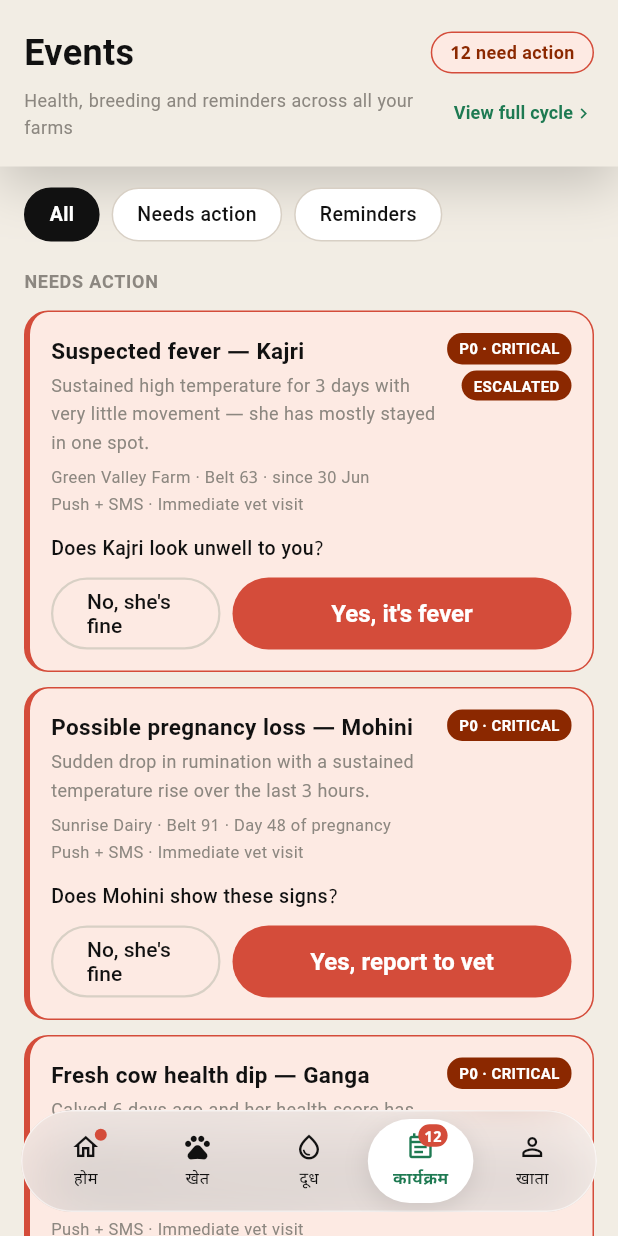
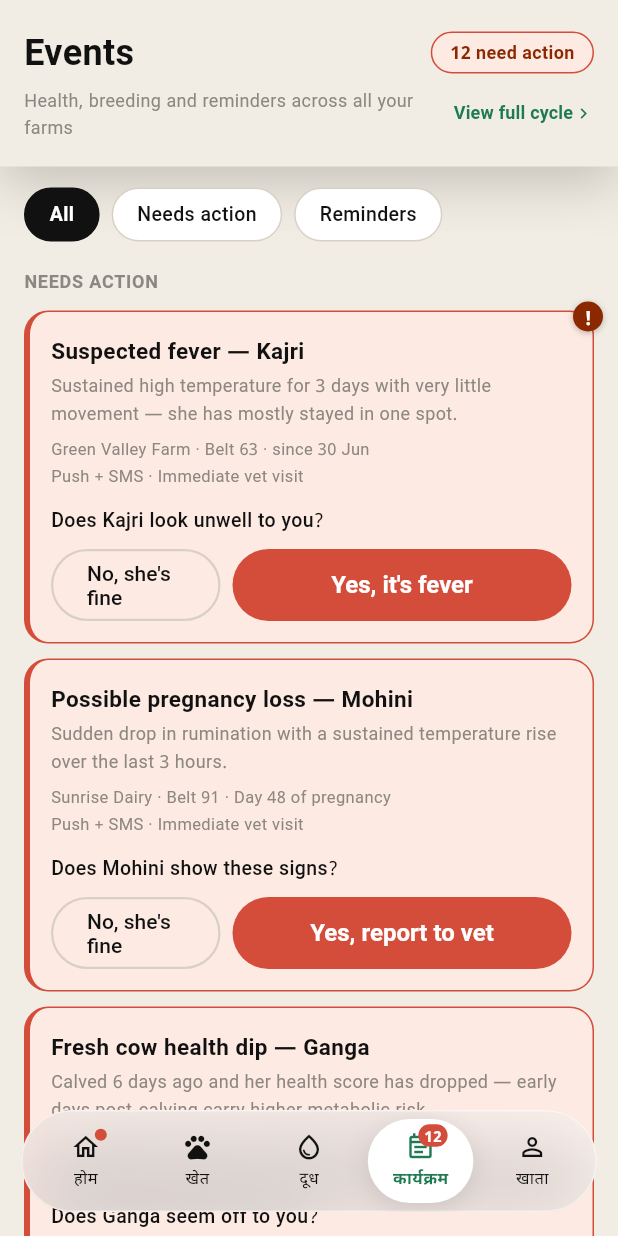
Before and after one commit to vaseey21/Vanix, a Flutter app: the EventsScreen screen opened directly with empty values, on a phone screen of 412 x 824 dp. Run offline on Flutter 3.47's test engine with Material 3 defaults, Android fonts, the phone set to English and light mode, and no system bars.

Commit message:
auto: save changes

```diff
--- a/flutter_app/lib/screens/events_screen.dart
+++ b/flutter_app/lib/screens/events_screen.dart
@@ -1084,7 +1084,7 @@ class _ActionCard extends StatelessWidget {
   @override
   Widget build(BuildContext context) {
     final accentColor = leftAccentColor ?? border;
-    return Container(
+    final card = Container(
       padding: const EdgeInsets.all(14),
       decoration: BoxDecoration(
         color: bg,
@@ -1112,27 +1112,45 @@ class _ActionCard extends StatelessWidget {
                   ],
                 ),
               ),
-              Column(
-                crossAxisAlignment: CrossAxisAlignment.end,
-                children: [
-                  _PriorityChip(priority: priority),
-                  if (escalated)
-                    Padding(
-                      padding: const EdgeInsets.only(top: 4),
-                      child: Container(
-                        padding: const EdgeInsets.symmetric(horizontal: 8, vertical: 3),
-                        decoration: BoxDecoration(color: const Color(0xFF8B2800), borderRadius: BorderRadius.circular(10)),
-                        child: const Text('ESCALATED', style: TextStyle(fontSize: 10, fontWeight: FontWeight.w600, color: Colors.white)),
-                      ),
-                    ),
-                ],
-              ),
+              // P0 cards signal severity via the red card tint + corner badge
+              // instead of a text chip (see _CornerBadge below).
+              if (priority != _Priority.p0) _PriorityChip(priority: priority),
             ],
           ),
           Padding(padding: const EdgeInsets.only(top: 2), child: Text(channel, style: const TextStyle(fontSize: 11, color: VanixColors.textHint))),
           child,
         ],
       ),
+    );
+    if (priority != _Priority.p0) return card;
+    return Stack(
+      clipBehavior: Clip.none,
+      children: [
+        card,
+        if (escalated) const Positioned(top: -6, right: -6, child: _CornerBadge()),
+      ],
+    );
+  }
+}
+
+/// Single red circle + "!" badge for escalated P0 cards, replacing the old
+/// stacked "P0 · CRITICAL" + "ESCALATED" chips. Mirrors .ev-corner-badge in
+/// vanix_screens.html.
+class _CornerBadge extends StatelessWidget {
+  const _CornerBadge();
+
+  @override
+  Widget build(BuildContext context) {
+    return Container(
+      width: 20,
+      height: 20,
+      decoration: BoxDecoration(
+        color: const Color(0xFF8B2800),
+        shape: BoxShape.circle,
+        boxShadow: const [BoxShadow(color: Colors.black26, blurRadius: 3, offset: Offset(0, 1))],
+      ),
+      alignment: Alignment.center,
+      child: const Text('!', style: TextStyle(fontSize: 13, fontWeight: FontWeight.w700, color: Colors.white, height: 1)),
     );
   }
 }
```
Also changed, not shown: 2 other files.
